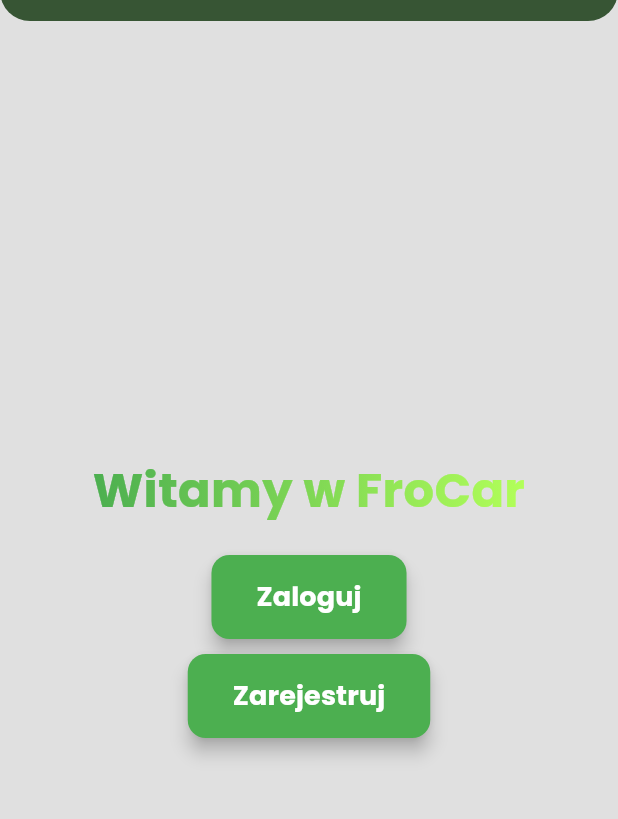
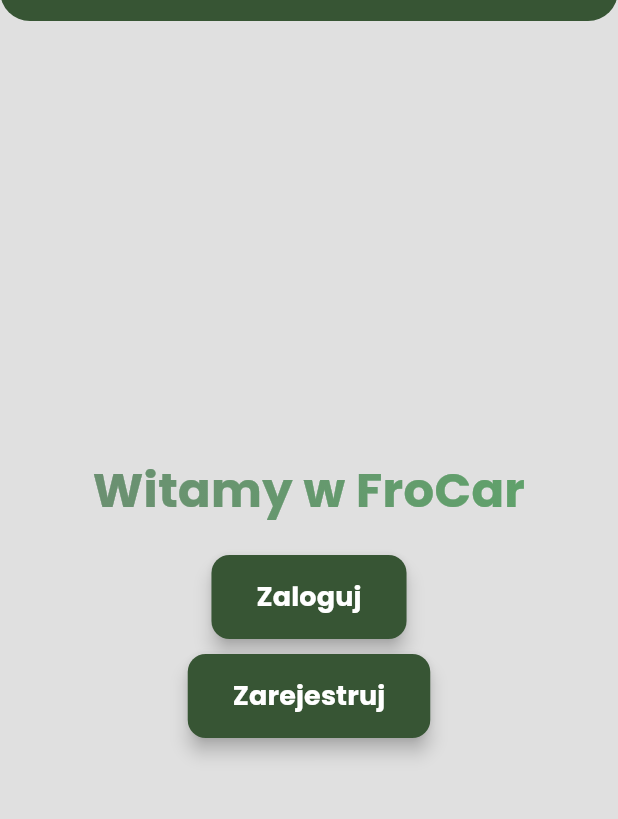
Before and after one commit to dawid-skowronski/FrocarMobile, a Flutter app: the screen it shows after launch, on a phone screen of 412 x 824 dp, the part 63-882 px from its top. Run offline on Flutter 3.47's test engine with Material 3 defaults, Android fonts, the phone set to English and light mode, and no system bars; drawn by our look-alikes of simple_gradient_text; our stand-ins replace google_fonts, google_maps_flutter, shared_preferences.

```diff
--- a/frocar_project/lib/main.dart
+++ b/frocar_project/lib/main.dart
@@ -42,7 +42,7 @@ class MyApp extends StatelessWidget {
       ),
       initialRoute: '/splash',
       routes: {
-        '/splash': (context) => SplashScreen(),
+        '/splash': (context) => LoadingScreen(),
         '/': (context) => HomePage(),
         '/login': (context) => LoginScreen(),
         '/register': (context) => RegisterScreen(),
@@ -87,7 +87,6 @@ class _HomePageState extends State<HomePage> {
 
     return Stack(
       children: [
-        // Scaffold jako baza
         Scaffold(
           appBar: const CustomAppBar(title: "FroCar"),
           body: GestureDetector(
@@ -208,14 +207,14 @@ class _HomePageState extends State<HomePage> {
                             fontSize: 32,
                             fontWeight: FontWeight.bold,
                           ),
-                          colors: [Colors.green, Colors.lightGreenAccent],
+                          colors: [Color(0xFF6B9071), Color(0xFF60A16B)],
                           textAlign: TextAlign.center,
                         ),
                         SizedBox(height: 20),
                         ElevatedButton(
                           onPressed: () => Navigator.pushNamed(context, '/login'),
                           style: ElevatedButton.styleFrom(
-                            backgroundColor: Colors.green,
+                            backgroundColor: Color(0xFF375534),
                             foregroundColor: Colors.white,
                             shape: RoundedRectangleBorder(
                               borderRadius: BorderRadius.circular(12),
@@ -235,7 +234,7 @@ class _HomePageState extends State<HomePage> {
                         ElevatedButton(
                           onPressed: () => Navigator.pushNamed(context, '/register'),
                           style: ElevatedButton.styleFrom(
-                            backgroundColor: Colors.green,
+                            backgroundColor: Color(0xFF375534),
                             foregroundColor: Colors.white,
                             shape: RoundedRectangleBorder(
                               borderRadius: BorderRadius.circular(12),
@@ -259,7 +258,6 @@ class _HomePageState extends State<HomePage> {
             ),
           ),
         ),
-        // Zasłona na całym ekranie (w tym AppBar) z IgnorePointer
         if (_username!.isNotEmpty)
           IgnorePointer(
             child: Positioned.fill(
--- a/frocar_project/lib/register.dart
+++ b/frocar_project/lib/register.dart
@@ -33,7 +33,7 @@ class _RegisterScreenState extends State<RegisterScreen> {
       _message = '';
     });
 
-    final url = Uri.parse('http://192.168.0.161:5001/api/account/register');
+    final url = Uri.parse('http://localhost:5001/api/account/register');
     try {
       final response = await http.post(
         url,
--- a/frocar_project/lib/widgets/custom_app_bar.dart
+++ b/frocar_project/lib/widgets/custom_app_bar.dart
@@ -13,12 +13,12 @@ class CustomAppBar extends StatelessWidget implements PreferredSizeWidget {
     final themeProvider = Provider.of<ThemeProvider>(context);
 
     return AppBar(
-      backgroundColor: Color(0xFF375534), // Stały zielony kolor
+      backgroundColor: Color(0xFF375534),
       title: Text(
         title,
         style: TextStyle(color: Colors.white), // Biały tekst
       ),
-      automaticallyImplyLeading: false, // Wyłącza strzałkę wstecz
+      automaticallyImplyLeading: false,
       actions: [
         IconButton(
           icon: Icon(
@@ -34,7 +34,7 @@ class CustomAppBar extends StatelessWidget implements PreferredSizeWidget {
               return IconButton(
                 icon: Icon(
                   Icons.exit_to_app,
-                  color: Colors.white, // Białe ikony
+                  color: Colors.white,
                 ),
                 onPressed: () => _logout(context),
               );
@@ -45,7 +45,7 @@ class CustomAppBar extends StatelessWidget implements PreferredSizeWidget {
       ],
       shape: const RoundedRectangleBorder(
         borderRadius: BorderRadius.vertical(
-          bottom: Radius.circular(20), // Zaokrąglone rogi na dole
+          bottom: Radius.circular(20),
         ),
       ),
     );
@@ -84,7 +84,7 @@ class CustomAppBar extends StatelessWidget implements PreferredSizeWidget {
       Navigator.pushNamedAndRemoveUntil(
         context,
         '/',
-            (Route<dynamic> route) => false, // Usuwa wszystkie poprzednie trasy
+            (Route<dynamic> route) => false,
       );
     }
   }
--- a/frocar_project/lib/widgets/loading_screen.dart
+++ b/frocar_project/lib/widgets/loading_screen.dart
@@ -1,8 +1,7 @@
 import 'package:flutter/material.dart';
 import 'dart:async';
 
-class SplashScreen extends StatelessWidget {
-  @override
+class LoadingScreen extends StatelessWidget {
   Widget build(BuildContext context) {
     Future.delayed(const Duration(seconds: 1), () {
       Navigator.pushReplacementNamed(context, '/');
--- a/frocar_project/pubspec.yaml
+++ b/frocar_project/pubspec.yaml
@@ -27,6 +27,8 @@ dependencies:
   flutter_launcher_icons: ^0.14.3
   google_fonts: ^6.1.0
   simple_gradient_text: ^1.3.0
+  google_maps_flutter: ^2.2.1
+  flutter_dotenv: ^5.0.2
 
 dev_dependencies:
   flutter_test:
```
Also changed, not shown: frocar_project/lib/login.dart (+3 -23 lines), frocar_project/lib/models/map_point.dart (added, +22 -0 lines), frocar_project/lib/rent_car_page.dart (+48 -5 lines), frocar_project/lib/services/api_service.dart (added, +36 -0 lines), frocar_project/pubspec.lock, 2 other files.
